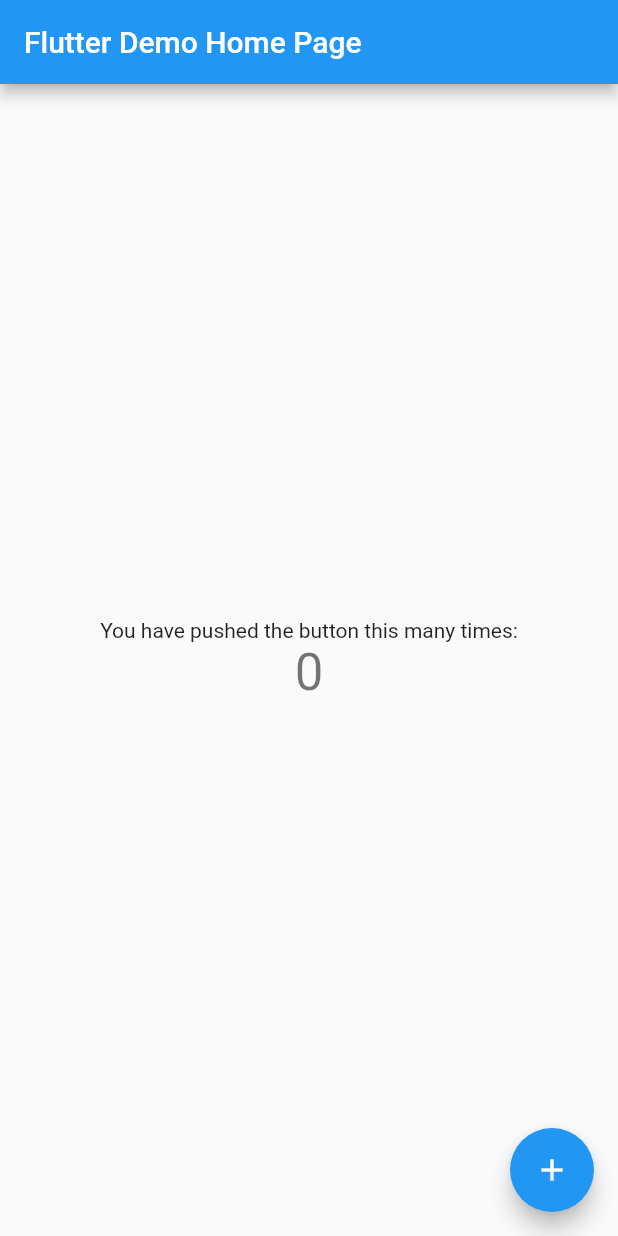
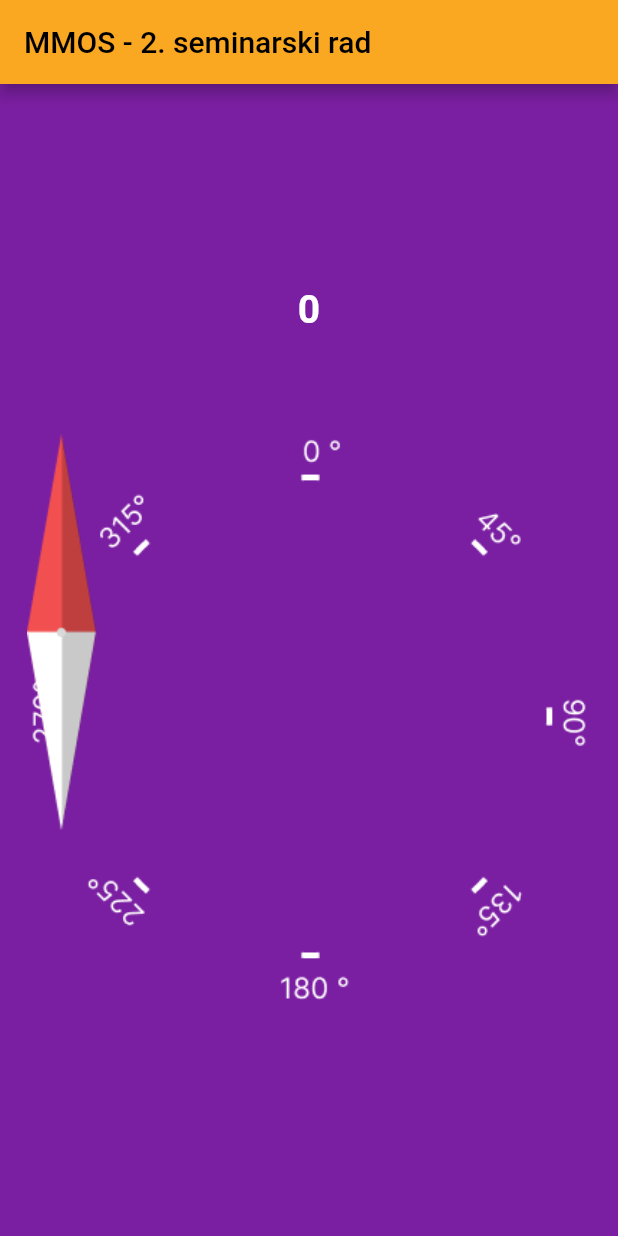
Before and after one commit to Vuki0901/Flutter-Compass-App, a Flutter app: the screen it shows after launch, on a phone screen of 412 x 824 dp. Run offline on Flutter 3.47's test engine with Material 2 defaults, Android fonts, the phone set to English and light mode, and no system bars; our stand-ins replace flutter_compass.

Commit message:
Implement compass package and create compass widget.

```diff
--- a/lib/main.dart
+++ b/lib/main.dart
@@ -1,4 +1,5 @@
 import 'package:flutter/material.dart';
+import 'package:flutter_compass/flutter_compass.dart';
 
 void main() {
   runApp(const MyApp());
@@ -14,56 +15,68 @@ class MyApp extends StatelessWidget {
       theme: ThemeData(
         primarySwatch: Colors.blue,
       ),
-      home: const MyHomePage(title: 'Flutter Demo Home Page'),
+      home: const HomePage(),
     );
   }
 }
 
-class MyHomePage extends StatefulWidget {
-  const MyHomePage({super.key, required this.title});
-
-  final String title;
+class HomePage extends StatefulWidget {
+  const HomePage({super.key});
 
   @override
-  State<MyHomePage> createState() => _MyHomePageState();
+  State<HomePage> createState() => _HomePageState();
 }
 
-class _MyHomePageState extends State<MyHomePage> {
-  int _counter = 0;
+class _HomePageState extends State<HomePage> {
+  double? heading = 0.0;
 
-  void _incrementCounter() {
-    setState(() {
-      _counter++;
+  @override
+  void initState() {
+    super.initState();
+    FlutterCompass.events!.listen((event) {
+      setState(() {
+        heading = event.heading;
+      });
+
     });
+
   }
 
   @override
   Widget build(BuildContext context) {
-
     return Scaffold(
+      backgroundColor: const Color.fromRGBO(123, 31, 162, 1),
       appBar: AppBar(
-
-        title: Text(widget.title),
+        backgroundColor: const Color.fromRGBO(250, 167, 33, 1),
+        title: const Text('MMOS - 2. seminarski rad', style: TextStyle(color: Colors.black)),
       ),
-      body: Center(
-
-        child: Column(
-          mainAxisAlignment: MainAxisAlignment.center,
-          children: <Widget>[
-            const Text(
-              'You have pushed the button this many times:',
-            ),
-            Text(
-              '$_counter',
-              style: Theme.of(context).textTheme.headline4,
-            ),
-          ],
-        ),
-      ),
-      floatingActionButton: FloatingActionButton(
-        onPressed: _incrementCounter,
-        tooltip: 'Increment',
-        child: const Icon(Icons.add),
+      body: Column(
+        mainAxisAlignment: MainAxisAlignment.center,
+        crossAxisAlignment: CrossAxisAlignment.center,
+        children: [
+          Text(
+            "${heading?.ceil()}",
+            style: const TextStyle(
+                color: Colors.white,
+                fontSize: 26.0,
+                fontWeight: FontWeight.bold),
+          ),
+          const SizedBox(
+            height: 50.0
+          ),
+          Padding(
+            padding: const EdgeInsets.all(18.0),
+            child: Stack(
+              children: [
+                Image.asset('assets/cadrant.png'),
+                Transform.rotate(
+                  angle: ((heading ?? 0) *  (3.1412 / 180) * -1),
+                  child: Image.asset('assets/compass.png')
+                )
+              ]
+            )
+          )
+        ],
       ),
     );
   }
```
Also changed, not shown: pubspec.yaml (+4 -3 lines), assets/cadrant.png (added), assets/compass.png (added), pubspec.lock, 1 other file.
